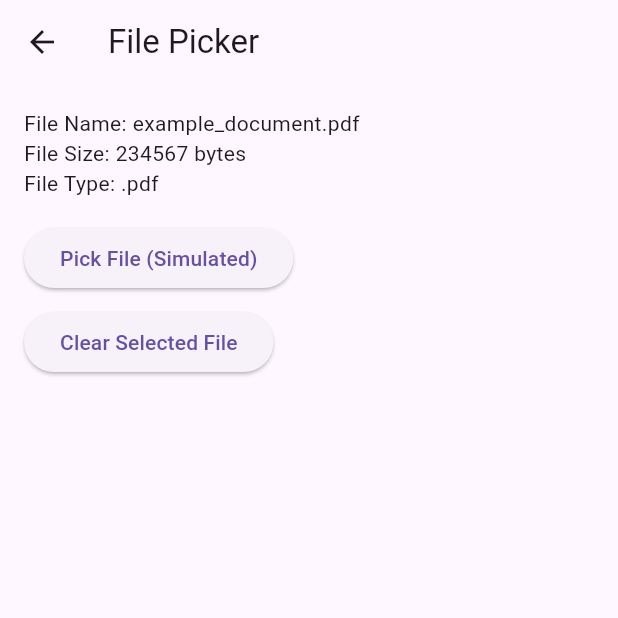
After one commit to Daojim/lan_beam, a Flutter app: the FilePickerScreen screen opened directly, after a tap on "Pick File (Simulated)", on a phone screen of 412 x 824 dp, the top half of it. The commit adds this screen. Run offline on Flutter 3.47's test engine with Material 3 defaults, Android fonts, the phone set to English and light mode, and no system bars.

Commit message:
Implement FilePickerScreen with simulated file selection

```diff
--- a/lib/models/app_state.dart
+++ b/lib/models/app_state.dart
@@ -24,7 +24,7 @@ class AppState extends ChangeNotifier {
     notifyListeners();
   }
 
-  void setSelectedFile(FileInfo file) {
+  void setSelectedFile(FileInfo? file) {
     selectedFile = file;
     notifyListeners();
   }
--- /dev/null
+++ b/lib/screens/file_picker_screen.dart
@@ -0,0 +1,55 @@
+import 'package:flutter/material.dart';
+import 'package:provider/provider.dart';
+import '../models/app_state.dart';
+import '../models/file_info.dart';
+
+class FilePickerScreen extends StatelessWidget {
+  const FilePickerScreen({super.key});
+
+  @override
+  Widget build(BuildContext context) {
+    final appState = context.watch<AppState>();
+    final file = appState.selectedFile;
+
+    return Scaffold(
+      appBar: AppBar(title: const Text('File Picker')),
+      body: Padding(
+        padding: const EdgeInsets.all(16.0),
+        child: Column(
+          crossAxisAlignment: CrossAxisAlignment.start,
+          children: [
+            if (file == null)
+              const Text('No file selected.')
+            else ...[
+              Text('File Name: ${file.fileName}'),
+              Text('File Size: ${file.fileSizeBytes} bytes'),
+              Text('File Type: ${file.fileType}'),
+            ],
+            const SizedBox(height: 16),
+            ElevatedButton(
+              onPressed: () {
+                // For now: simulate picking a file
+                appState.setSelectedFile(
+                  FileInfo(
+                    fileName: 'example_document.pdf',
+                    fileSizeBytes: 234567,
+                    fileType: '.pdf',
+                    filePath: '/fake/path/example_document.pdf',
+                  ),
+                );
+              },
+              child: const Text('Pick File (Simulated)'),
+            ),
+            const SizedBox(height: 8),
+            ElevatedButton(
+              onPressed: () {
+                appState.setSelectedFile(null);
+              },
+              child: const Text('Clear Selected File'),
+            ),
+          ],
+        ),
+      ),
+    );
+  }
+}
--- a/lib/screens/main_screen.dart
+++ b/lib/screens/main_screen.dart
@@ -3,6 +3,7 @@ import 'home_screen.dart';
 import 'discovery_screen.dart';
 import 'settings_screen.dart';
 import 'transfer_progress_screen.dart';
+import 'file_picker_screen.dart';
 
 class MainScreen extends StatefulWidget {
   const MainScreen({super.key});
@@ -19,6 +20,7 @@ class _MainScreenState extends State<MainScreen> {
     DiscoveryScreen(),
     SettingsScreen(),
     TransferProgressScreen(),
+    FilePickerScreen(),
   ];
 
   final List<String> _titles = [
@@ -26,6 +28,7 @@ class _MainScreenState extends State<MainScreen> {
     'Discovery',
     'Settings',
     'Transfer Progress',
+    'File Picker',
   ];
 
   void _onItemTapped(int index) {
@@ -70,6 +73,11 @@ class _MainScreenState extends State<MainScreen> {
               title: const Text('Transfer Progress'),
               onTap: () => _onItemTapped(3),
             ),
+            ListTile(
+              leading: const Icon(Icons.insert_drive_file),
+              title: const Text('File Picker'),
+              onTap: () => _onItemTapped(4),
+            ),
           ],
         ),
       ),
```
